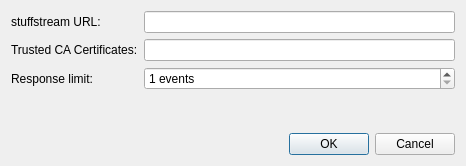
Before: the Qt Designer form src/settingsdialog.ui in UjOwtuc/qstuff, drawn with Qt 5.
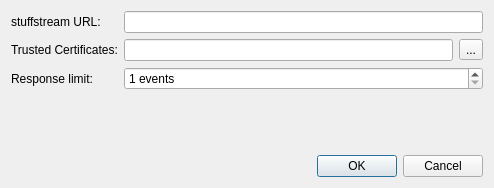
After: the same form once the commit is applied. Icons and pictures are not drawn.

Commit message: Open file dialog to select trusted certs bundle

```diff
--- a/src/settingsdialog.ui
+++ b/src/settingsdialog.ui
@@ -6,8 +6,8 @@
    <rect>
     <x>0</x>
     <y>0</y>
-    <width>459</width>
-    <height>166</height>
+    <width>494</width>
+    <height>188</height>
    </rect>
   </property>
   <property name="windowTitle">
@@ -28,6 +28,34 @@
      </property>
     </widget>
    </item>
+   <item row="1" column="0">
+    <widget class="QLabel" name="trustedCertsLabel">
+     <property name="text">
+      <string>Trusted Certificates:</string>
+     </property>
+    </widget>
+   </item>
+   <item row="1" column="1">
+    <layout class="QHBoxLayout" name="horizontalLayout">
+     <item>
+      <widget class="QLineEdit" name="trustedCertsEdit">
+       <property name="clearButtonEnabled">
+        <bool>true</bool>
+       </property>
+      </widget>
+     </item>
+     <item>
+      <widget class="QToolButton" name="trustedCertsBrowseButton">
+       <property name="text">
+        <string>...</string>
+       </property>
+       <property name="icon">
+        <iconset theme="document-open"/>
+       </property>
+      </widget>
+     </item>
+    </layout>
+   </item>
    <item row="2" column="0">
     <widget class="QLabel" name="maxEventsLabel">
      <property name="text">
@@ -71,20 +99,6 @@
      </property>
     </widget>
    </item>
-   <item row="1" column="0">
-    <widget class="QLabel" name="trustedCertsLabel">
-     <property name="text">
-      <string>Trusted CA Certificates:</string>
-     </property>
-    </widget>
-   </item>
-   <item row="1" column="1">
-    <widget class="QLineEdit" name="trustedCertsEdit">
-     <property name="clearButtonEnabled">
-      <bool>true</bool>
-     </property>
-    </widget>
-   </item>
   </layout>
  </widget>
  <tabstops>
```
Left out of the diff: 1 changed line with no effect on the pictures. The commit also changes 1 other file.
